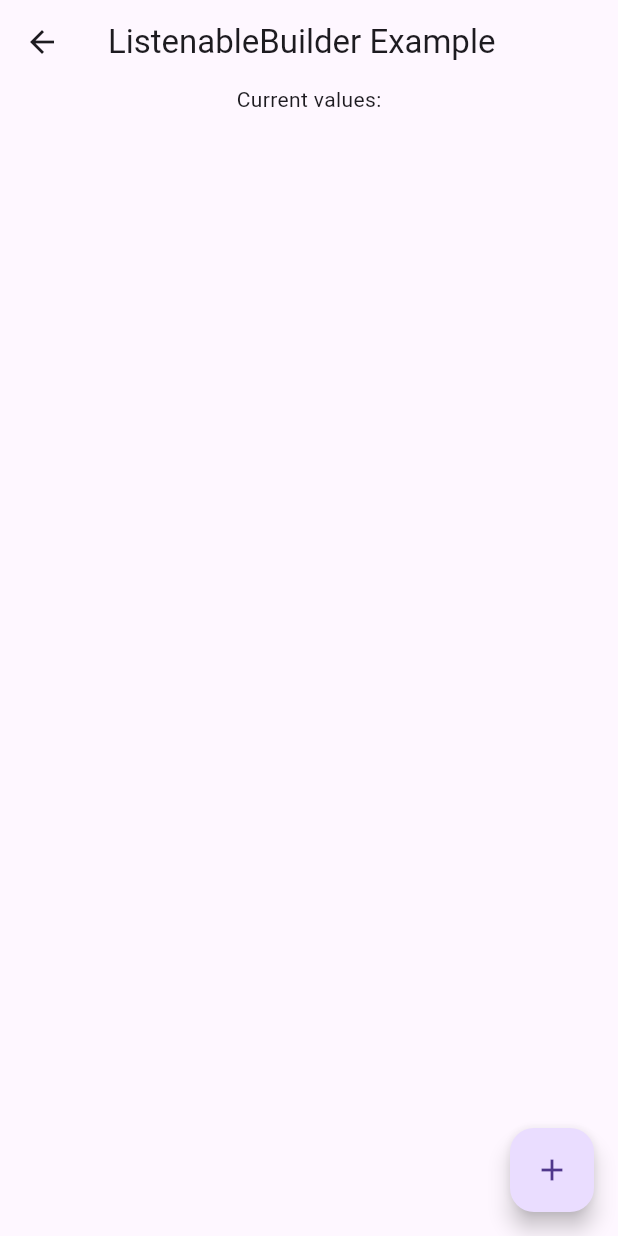
After one commit to uluhulu/dev_sandbox, a Flutter app: the ListPage screen opened directly, on a phone screen of 412 x 824 dp. The commit adds this screen. Run offline on Flutter 3.47's test engine with Material 3 defaults, Android fonts, the phone set to English and light mode, and no system bars; our stand-ins replace get, socket_io_client.

Commit message:
- save changes

```diff
--- /dev/null
+++ b/lib/notifiers/cart/domain/entity/cart_entity.dart
@@ -0,0 +1,5 @@
+class Item {
+  final String name;
+
+  Item(this.name);
+}
--- /dev/null
+++ b/lib/notifiers/list/presentation/list_notifier/list_notifier.dart
@@ -0,0 +1,12 @@
+import 'package:flutter/material.dart';
+
+///ChangeNotifier  implements the Listenable
+class ListNotifier extends ChangeNotifier {
+  final List<int> _list = <int>[];
+  List<int> get list => _list.toList();
+
+  void add(int value) {
+    _list.add(value);
+    notifyListeners();
+  }
+}
--- /dev/null
+++ b/lib/notifiers/list/presentation/list_page.dart
@@ -0,0 +1,53 @@
+import 'dart:math' as math;
+
+import 'package:dev_sandbox/notifiers/list/presentation/list_notifier/list_notifier.dart';
+import 'package:flutter/material.dart';
+
+class ListPage extends StatelessWidget {
+  ListPage({super.key});
+
+  final ListNotifier _listNotifier = ListNotifier();
+  final math.Random _random = math.Random();
+
+  @override
+  Widget build(BuildContext context) {
+    return Scaffold(
+      appBar: AppBar(title: const Text('ListenableBuilder Example')),
+      body: _ListPageBody(listNotifier: _listNotifier),
+      floatingActionButton: FloatingActionButton(
+        child: Icon(Icons.add),
+        onPressed: () => _listNotifier.add(_random.nextInt(1 << 31)),
+      ),
+    );
+  }
+}
+
+class _ListPageBody extends StatelessWidget {
+  const _ListPageBody({required this.listNotifier});
+  final ListNotifier listNotifier;
+
+  @override
+  Widget build(BuildContext context) {
+    return Center(
+      child: Column(
+        children: <Widget>[
+          const Text('Current values:'),
+          Expanded(
+            child: ListenableBuilder(
+              listenable: listNotifier,
+              builder: (BuildContext context, Widget? child) {
+                final List<int> values = listNotifier.list;
+                return ListView.builder(
+                  itemCount: values.length,
+                  itemBuilder:
+                      (BuildContext context, int index) =>
+                          ListTile(title: Text('${values[index]}')),
+                );
+              },
+            ),
+          ),
+        ],
+      ),
+    );
+  }
+}
--- a/pubspec.yaml
+++ b/pubspec.yaml
@@ -10,12 +10,14 @@ dependencies:
   flutter:
     sdk: flutter
   get: ^4.7.2
+  provider: ^6.1.5
   socket_io_client: ^3.1.2
 
 dev_dependencies:
   flutter_test:
     sdk: flutter
   flutter_lints: ^5.0.0
+  test: ^1.25.15
 
 flutter:
   uses-material-design: true
```
Also changed, not shown: lib/banana.dart (added, +14 -0 lines), lib/main.dart (+4 -3 lines), lib/notifiers/cart/domain/services/change_notifier_extension.dart (added, +21 -0 lines), lib/notifiers/cart/presentation/cart_main.dart (added, +16 -0 lines), lib/notifiers/cart/presentation/cart_notifier/cart_notifier.dart (added, +22 -0 lines), lib/notifiers/cart/presentation/cart_page.dart (added, +20 -0 lines), pubspec.lock, 1 other file.
